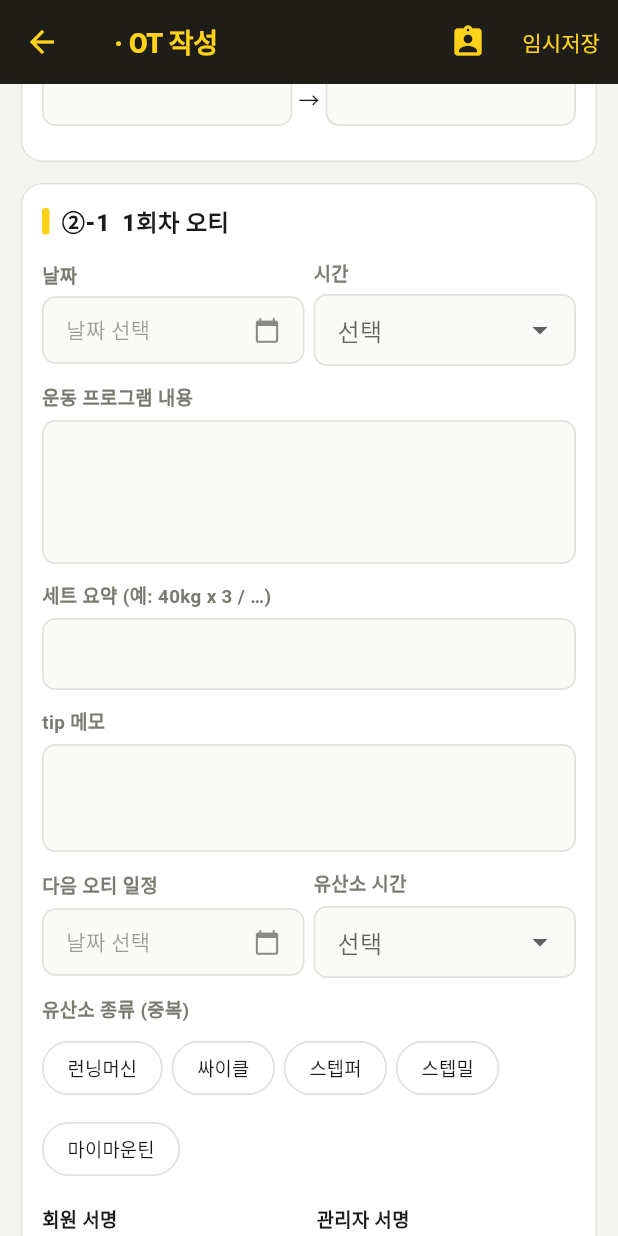
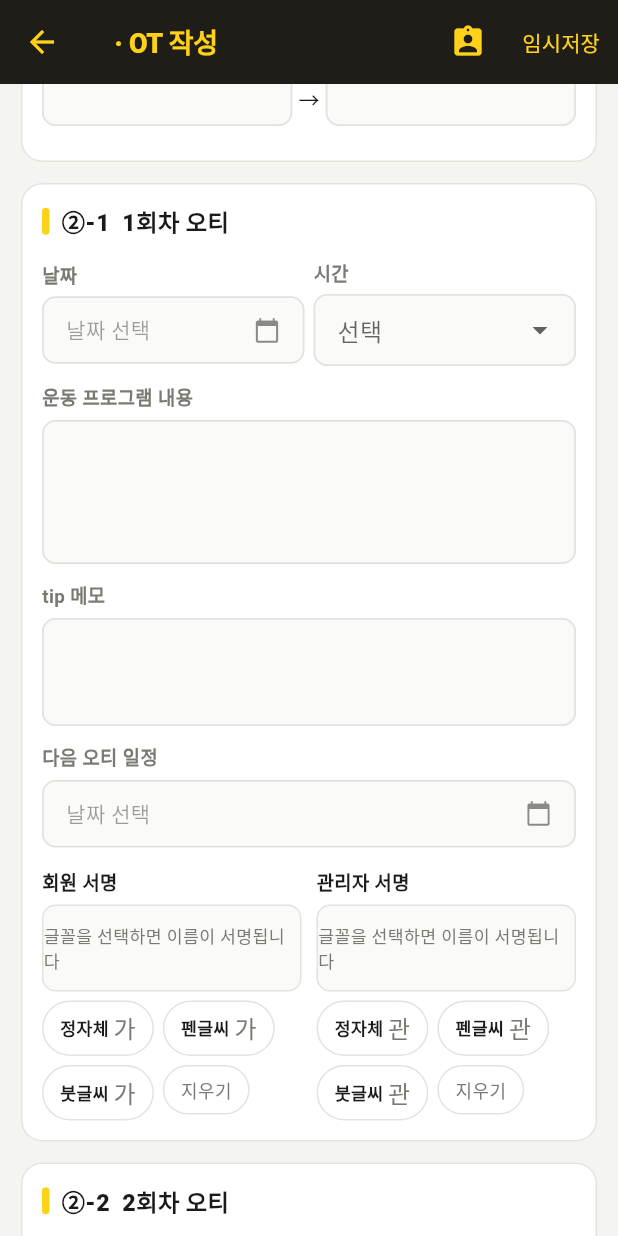
Before and after one commit to jihyeon0515/HBG-OT, a Flutter app: the TrainerOtPage screen opened directly with empty values, scrolled down 2304 dp, on a phone screen of 412 x 824 dp. Run offline on Flutter 3.47's test engine with Material 3 defaults, Android fonts, the phone set to English and light mode, and no system bars; our stand-ins replace shared_preferences; accounts and stored records are empty; Roboto replaces fonts that are missing (Gaegu, NanumBrush, NanumPen).

Commit message:
feat: 회차 오티 입력에서 세트요약·유산소종류·유산소시간 삭제(입력+미리보기)
Co-Authored-By: Claude Opus 4.8 <noreply@anthropic.com>

```diff
--- a/lib/screens/trainer_ot.dart
+++ b/lib/screens/trainer_ot.dart
@@ -224,16 +224,8 @@ class _TrainerOtPageState extends State<TrainerOtPage> {
                 onChanged: _c)),
       ]),
       TextField2(data, '${p}_prog', '운동 프로그램 내용', maxLines: 3, onChanged: _c),
-      TextField2(data, '${p}_sets', '세트 요약 (예: 40kg x 3 / …)', onChanged: _c),
       TextField2(data, '${p}_tip', 'tip 메모', maxLines: 2, onChanged: _c),
-      Row(children: [
-        Expanded(child: DateField(data, '${p}_next', '다음 오티 일정', onChanged: _c)),
-        const SizedBox(width: 6),
-        Expanded(
-            child: DropdownField(data, '${p}_ctime', '유산소 시간',
-                cardioTimeOptions, onChanged: _c)),
-      ]),
-      ChipsField(data, '${p}_cardio', '유산소 종류 (중복)', cardioOptions, onChanged: _c),
+      DateField(data, '${p}_next', '다음 오티 일정', onChanged: _c),
       const SizedBox(height: 4),
       Row(crossAxisAlignment: CrossAxisAlignment.start, children: [
         Expanded(child: _signBox('회원 서명', memberName, '${p}_msign', '${p}_mfont')),
```
Also changed, not shown: lib/screens/ot_preview.dart (+2 -20 lines), 1 other file.
